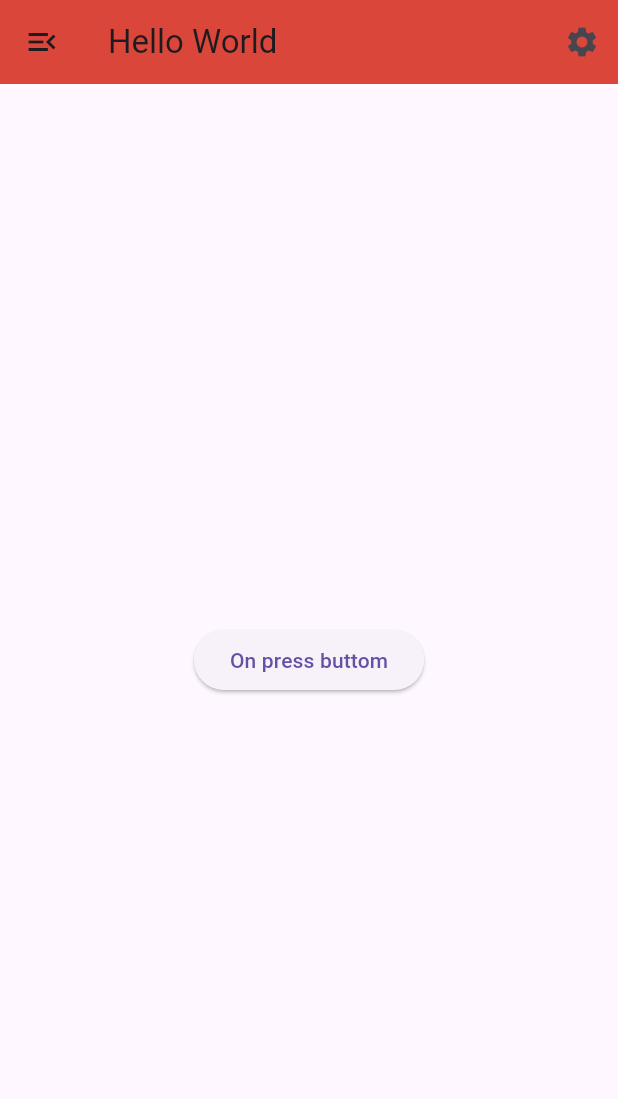
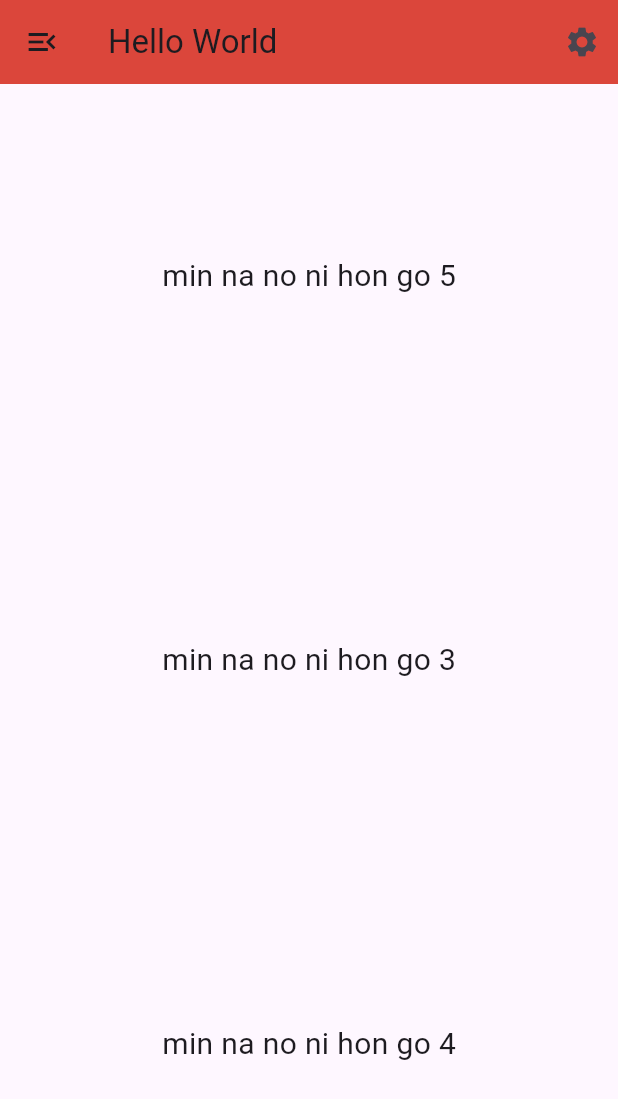
Before and after one commit to ppyae/Learning-Flutter, a Flutter app: the screen it shows after launch, on a phone screen of 412 x 824 dp. Shown: the top 1099 px of the screen. Run offline on Flutter 3.47's test engine with Material 3 defaults, Android fonts, the light colour scheme and no system bars.

Commit message:
testing aligment

```diff
--- a/gs01_flutter/hello/lib/views/hello_world.dart
+++ b/gs01_flutter/hello/lib/views/hello_world.dart
@@ -30,13 +30,25 @@ class BodyPart extends StatelessWidget {
 
   @override
   Widget build(BuildContext context) {
-    return Center(
-      child: ElevatedButton(
-        onPressed: () {
-          ScaffoldMessenger.of(context).showSnackBar(
-              SnackBar(content: Text("Pressing snack bar button")));
-        },
-        child: Text("On press buttom"),
+    return const SizedBox(
+      width: double.infinity,
+      child: Column(
+        mainAxisAlignment: MainAxisAlignment.spaceAround,
+        crossAxisAlignment: CrossAxisAlignment.center,
+        children: [
+          Text(
+            "min na no ni hon go 5",
+            style: TextStyle(fontSize: 20),
+          ),
+          Text(
+            "min na no ni hon go 3",
+            style: TextStyle(fontSize: 20),
+          ),
+          Text(
+            "min na no ni hon go 4",
+            style: TextStyle(fontSize: 20),
+          )
+        ],
       ),
     );
   }
```
